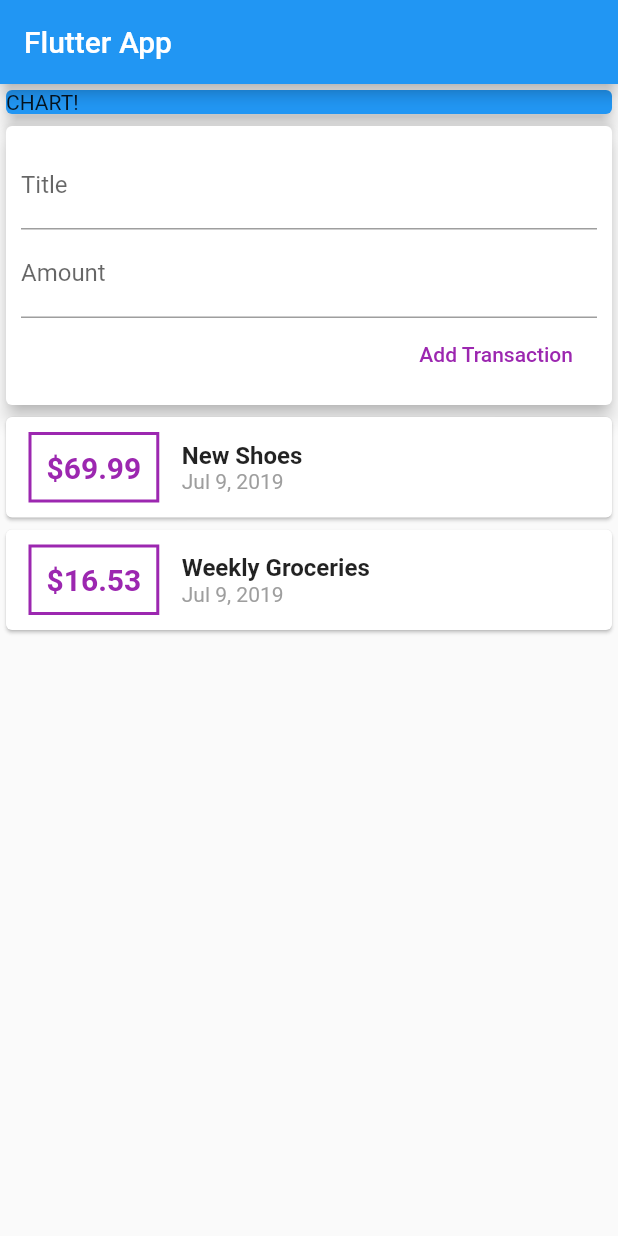
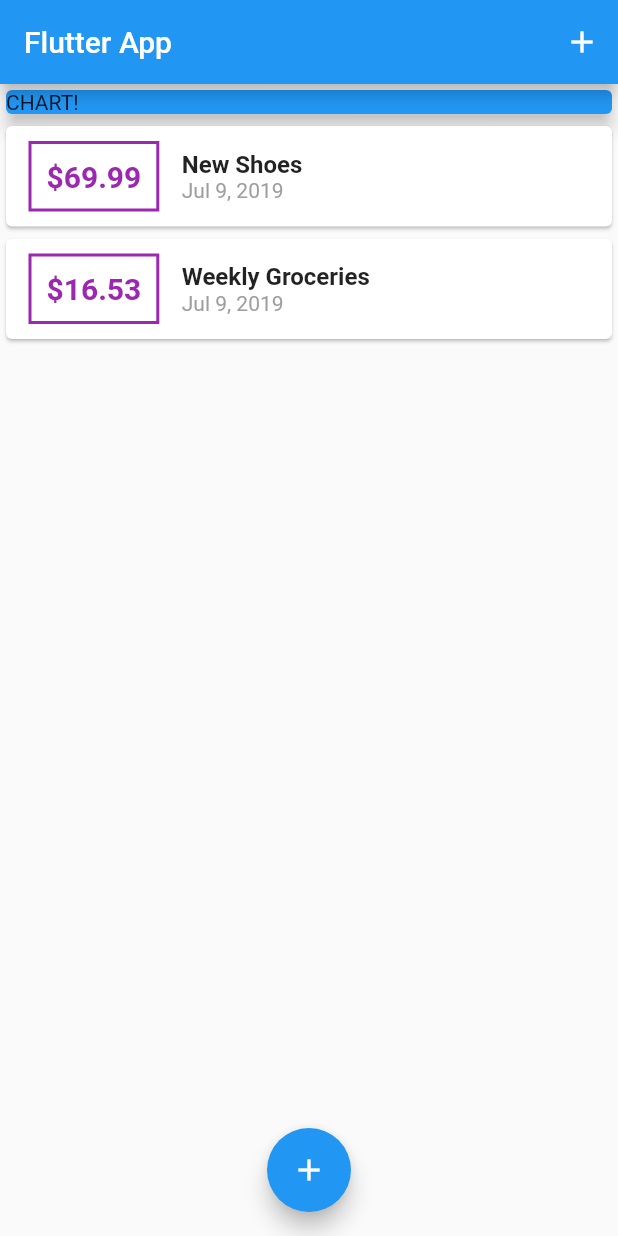
Before and after one commit to madebyrh/personal-expenses-app, a Flutter app: the screen it shows after launch, on a phone screen of 412 x 824 dp. Run offline on Flutter 3.47's test engine with Material 2 defaults, Android fonts, the phone set to English and light mode, and no system bars.

```diff
--- a/lib/main.dart
+++ b/lib/main.dart
@@ -1,9 +1,7 @@
 import 'package:flutter/material.dart';
 import './models/transaction.dart';
-import 'package:intl/intl.dart';
+import './widgets/new_transaction.dart';
 import './widgets/transaction_list.dart';
-import './widgets/new_transaction.dart';
-import './widgets/user_transactions.dart';
 
 void main() => runApp(MyApp());
 
@@ -17,16 +15,66 @@ class MyApp extends StatelessWidget {
   }
 }
 
-class MyHomePage extends StatelessWidget {
-  //String titleInput;
-  //String amountInput;
-  final titleController = TextEditingController();
-  final amountController = TextEditingController();
+class MyHomePage extends StatefulWidget {
+  // String titleInput;
+  // String amountInput;
+  @override
+  _MyHomePageState createState() => _MyHomePageState();
+}
+
+class _MyHomePageState extends State<MyHomePage> {
+  final List<Transaction> _userTransactions = [
+    Transaction(
+      id: 't1',
+      title: 'New Shoes',
+      amount: 69.99,
+      date: DateTime.now(),
+    ),
+    Transaction(
+      id: 't2',
+      title: 'Weekly Groceries',
+      amount: 16.53,
+      date: DateTime.now(),
+    ),
+  ];
+
+  void _addNewTransaction(String txTitle, double txAmount) {
+    final newTx = Transaction(
+      title: txTitle,
+      amount: txAmount,
+      date: DateTime.now(),
+      id: DateTime.now().toString(),
+    );
+
+    setState(() {
+      _userTransactions.add(newTx);
+    });
+  }
+
+  void _startAddNewTransaction(BuildContext ctx) {
+    showModalBottomSheet(
+      context: ctx,
+      builder: (_) {
+        return GestureDetector(
+          onTap: () {},
+          child: NewTransaction(_addNewTransaction),
+          behavior: HitTestBehavior.opaque,
+        );
+      },
+    );
+  }
+
   @override
   Widget build(BuildContext context) {
     return Scaffold(
       appBar: AppBar(
         title: Text('Flutter App'),
+        actions: <Widget>[
+          IconButton(
+            icon: Icon(Icons.add),
+            onPressed: () => _startAddNewTransaction(context),
+          ),
+        ],
       ),
       body: SingleChildScrollView(
         child: Column(
@@ -41,9 +89,14 @@ class MyHomePage extends StatelessWidget {
                 elevation: 5,
               ),
             ),
-            UserTransactions(),
+            TransactionList(_userTransactions),
           ],
         ),
+      ),
+      floatingActionButtonLocation: FloatingActionButtonLocation.centerFloat,
+      floatingActionButton: FloatingActionButton(
+        child: Icon(Icons.add),
+        onPressed: () => _startAddNewTransaction(context),
       ),
     );
   }
--- a/lib/widgets/transaction_list.dart
+++ b/lib/widgets/transaction_list.dart
@@ -29,7 +29,8 @@ class TransactionList extends StatelessWidget {
                     ),
                   ),
                   child: Text(
-                    '\$${transactions[index].amount}',
+                    // toStringAsFixedで桁数を合わせる
+                    '\$${transactions[index].amount.toStringAsFixed(2)}',
                     style: TextStyle(
                       fontWeight: FontWeight.bold,
                       fontSize: 20,
--- a/lib/widgets/user_transactions.dart
+++ /dev/null
@@ -1,49 +0,0 @@
-import 'package:flutter/material.dart';
-import './new_transaction.dart';
-import './transaction_list.dart';
-import '../models/transaction.dart';
-
-class UserTransactions extends StatefulWidget {
-  @override
-  _UserTransactionsState createState() => _UserTransactionsState();
-}
-
-class _UserTransactionsState extends State<UserTransactions> {
-  final List<Transaction> _userTransactions = [
-    Transaction(
-      id: 't1',
-      title: 'New Shoes',
-      amount: 69.99,
-      date: DateTime.now(),
-    ),
-    Transaction(
-      id: 't2',
-      title: 'Weekly Groceries',
-      amount: 16.53,
-      date: DateTime.now(),
-    ),
-  ];
-
-  void _addNewTransaction(String txTitle, double txAmount) {
-    final newTx = Transaction(
-      title: txTitle,
-      amount: txAmount,
-      date: DateTime.now(),
-      id: DateTime.now().toString(),
-    );
-
-    setState(() {
-      _userTransactions.add(newTx);
-    });
-  }
-
-  @override
-  Widget build(BuildContext context) {
-    return Column(
-      children: <Widget>[
-        NewTransaction(_addNewTransaction),
-        TransactionList(_userTransactions),
-      ],
-    );
-  }
-}
```
Also changed, not shown: lib/widgets/new_transaction.dart (+17 -6 lines).
